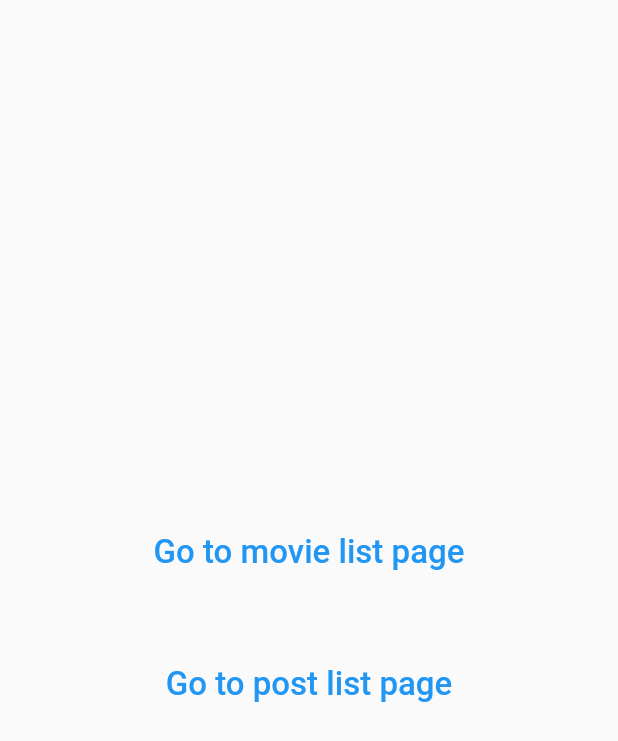
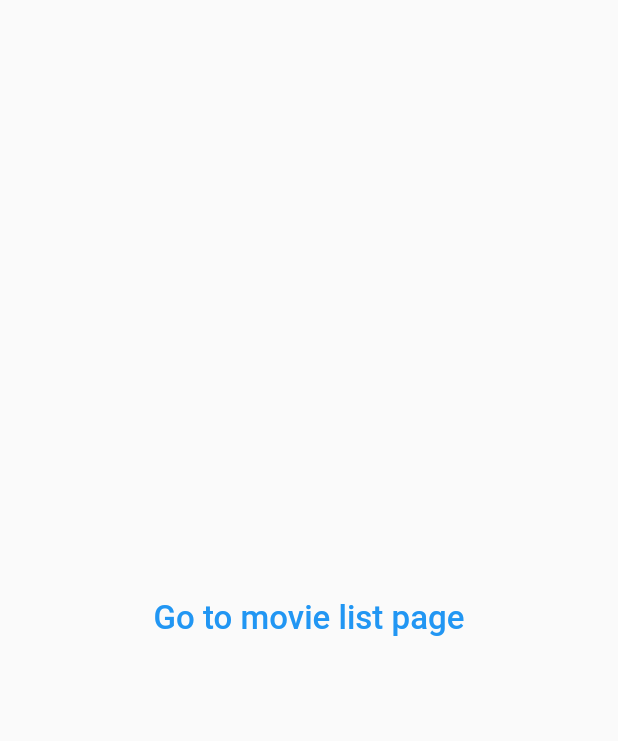
Before and after one commit to amir-hossein-rajaezadeh/movie_app, a Flutter app: the screen it shows after launch, on a phone screen of 412 x 824 dp. Shown: the top 741 px of the screen. Run offline on Flutter 3.47's test engine with Material 2 defaults, Android fonts, the phone set to English and light mode, and no system bars; our stand-ins replace dio, equatable, flutter_bloc, flutter_hooks, flutter_rating_bar, go_router and 3 more; missing offline and left inert: bottom_picker; generated files the repository leaves out were written again.

Commit message:
change mainPage

```diff
--- a/lib/screens/main_page.dart
+++ b/lib/screens/main_page.dart
@@ -28,20 +28,6 @@ class MainPage extends StatelessWidget {
                 ),
               ),
             ),
-            const SizedBox(
-              height: 40,
-            ),
-            Center(
-              child: TextButton(
-                onPressed: () {
-                  context.push('/postList');
-                },
-                child: const Text(
-                  'Go to post list page',
-                  style: TextStyle(fontSize: 22),
-                ),
-              ),
-            ),
           ],
         ),
       ),
```
